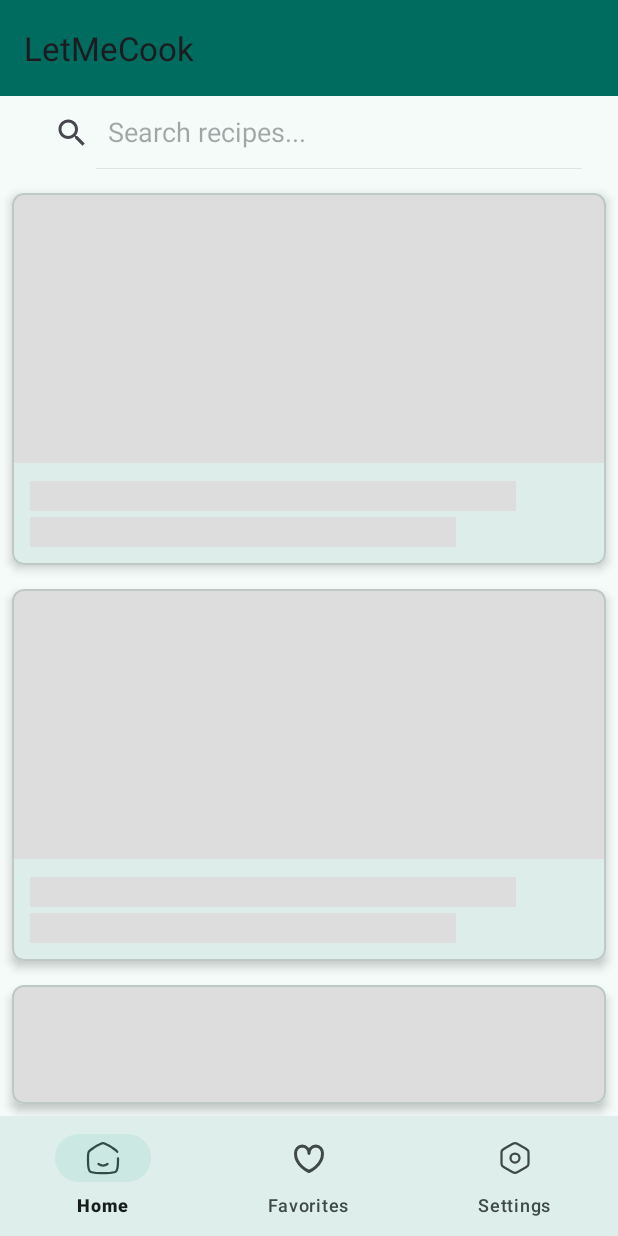
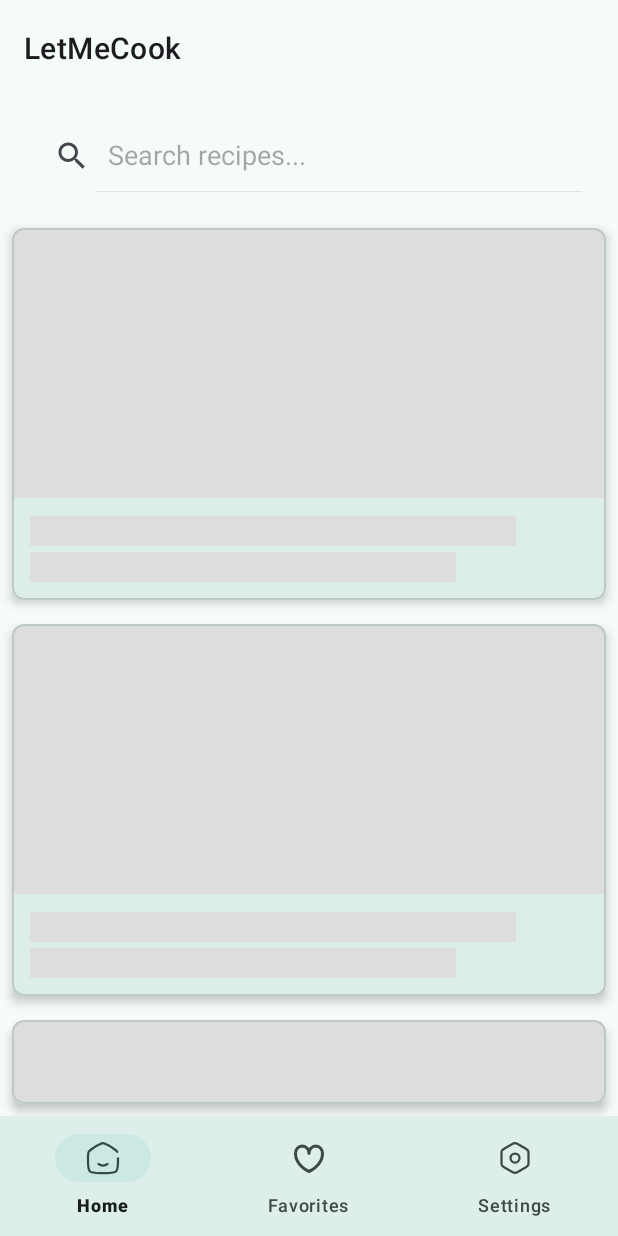
Before and after one commit to restuahmadinata/LetMeCook, an Android app: the screen it shows after launch (MainActivity), on a phone screen of 412 x 824 dp. Run offline under Robolectric (Android 15) with nearby library versions, the phone set to English and light mode, and no system bars; our stand-ins replace Shimmer, navigation-ui; pictures from the network do not load; 1 statement that could not run was skipped.

Commit message:
feat(AppShell): Replace Toolbar with custom dynamic header
Removes the standard AppCompat Toolbar and implements a custom header
layout within MainActivity. This custom header consists of an ImageButton
for back navigation and a TextView for the title.

Key changes:
- Modified activity_main.xml:
    - Removed Toolbar.
    - Added custom ImageButton (button_back_custom) and TextView
      (text_title_custom) to serve as a dynamic header.
- Updated MainActivity.java:
    - Removed Toolbar setup and AppBarConfiguration.
    - Added NavController.OnDestinationChangedListener to:
        - Dynamically set the text of text_title_custom based on the
          current fragment's label or arguments (e.g., recipe name).
        - Control the visibility of button_back_custom (visible on
          non-top-level destinations like RecipeDetailFragment).
        - Adjust constraints of text_title_custom to align correctly
          with or without the back button.
    - Implemented back navigation via navController.navigateUp() for
      button_back_custom.
- Adjusted fragment_home.xml to remove its local app title TextView,
  as the title is now globally managed by MainActivity.
- Ensured nav_graph.xml provides appropriate labels for fragments to be
  used by the custom header.
- Themes reverted to .NoActionBar variants if previously changed.

This change provides a more integrated and custom-styled header
experience, with the title dynamically updating (e.g., "LetMeCook" on
home, recipe name on detail screen) and a contextual back button.

```diff
--- a/app/src/main/java/com/miraiprjkt/letmecook/MainActivity.java
+++ b/app/src/main/java/com/miraiprjkt/letmecook/MainActivity.java
@@ -3,84 +3,90 @@ package com.miraiprjkt.letmecook;
 
 import android.os.Bundle;
 import android.util.Log;
+import android.view.View;
+import android.widget.ImageButton;
+import android.widget.TextView;
 import androidx.appcompat.app.AppCompatActivity;
-import androidx.appcompat.widget.Toolbar; // <-- Tambahkan import Toolbar
+import androidx.constraintlayout.widget.ConstraintLayout;
 import androidx.core.graphics.Insets;
 import androidx.core.view.ViewCompat;
 import androidx.core.view.WindowInsetsCompat;
 import androidx.navigation.NavController;
+import androidx.navigation.NavDestination;
 import androidx.navigation.fragment.NavHostFragment;
-import androidx.navigation.ui.AppBarConfiguration; // <-- Tambahkan import AppBarConfiguration
-import androidx.navigation.ui.NavigationUI;     // <-- Tambahkan import NavigationUI
+import androidx.navigation.ui.NavigationUI;
 import com.google.android.material.bottomnavigation.BottomNavigationView;
-// import androidx.activity.EdgeToEdge; // Hapus jika tidak digunakan, atau sesuaikan
 
 public class MainActivity extends AppCompatActivity {
 
-    private AppBarConfiguration appBarConfiguration; // <-- Tambahkan variabel ini
+    private TextView customTitleTextView;
+    private ImageButton customBackButton;
+    private NavController navController;
+    private ConstraintLayout mainContainer;
 
     @Override
     protected void onCreate(Bundle savedInstanceState) {
         super.onCreate(savedInstanceState);
-        // EdgeToEdge.enable(this); // Aktifkan jika diinginkan, pastikan tema mendukung
         setContentView(R.layout.activity_main);
 
-        // 1. Setup Toolbar
-        Toolbar toolbar = findViewById(R.id.toolbar);
-        setSupportActionBar(toolbar); // <-- Atur Toolbar sebagai ActionBar
+        mainContainer = findViewById(R.id.main_container);
+        customTitleTextView = findViewById(R.id.text_title_custom);
+        customBackButton = findViewById(R.id.button_back_custom);
 
-        // 2. Setup BottomNavigationView
         BottomNavigationView navView = findViewById(R.id.nav_view);
 
-        // 3. Setup NavController
         NavHostFragment navHostFragment = (NavHostFragment) getSupportFragmentManager()
                 .findFragmentById(R.id.nav_host_fragment_activity_main);
 
         if (navHostFragment != null) {
-            NavController navController = navHostFragment.getNavController();
+            navController = navHostFragment.getNavController();
 
-            // 4. Setup AppBarConfiguration
-            // Tentukan top-level destinations Anda (fragment yang ada di BottomNavigationView)
-            // Tombol "up" (panah kembali) tidak akan muncul untuk destinasi ini.
-            appBarConfiguration = new AppBarConfiguration.Builder(
-                    R.id.navigation_home, R.id.navigation_favorites, R.id.navigation_settings)
-                    // Jika Anda memiliki DrawerLayout, Anda bisa menambahkannya di sini:
-                    // .setOpenableLayout(drawerLayout)
-                    .build();
+            NavigationUI.setupWithNavController(navView, navController);
 
-            // 5. Hubungkan NavController dengan ActionBar (Toolbar) dan BottomNavigationView
-            NavigationUI.setupActionBarWithNavController(this, navController, appBarConfiguration);
-            NavigationUI.setupWithNavController(navView, navController);
+            navController.addOnDestinationChangedListener((controller, destination, arguments) -> {
+                // Set judul
+                if (arguments != null && arguments.containsKey("mealName") && destination.getId() == R.id.recipeDetailFragment) {
+                    customTitleTextView.setText(arguments.getString("mealName"));
+                } else if (destination.getLabel() != null) {
+                    customTitleTextView.setText(destination.getLabel());
+                } else {
+                    customTitleTextView.setText(getString(R.string.app_name)); //
+                }
+
+                // Atur visibilitas dan posisi tombol kembali & judul
+                ConstraintLayout.LayoutParams titleParams = (ConstraintLayout.LayoutParams) customTitleTextView.getLayoutParams();
+
+                if (destination.getId() == R.id.navigation_home ||
+                        destination.getId() == R.id.navigation_favorites ||
+                        destination.getId() == R.id.navigation_settings) {
+                    customBackButton.setVisibility(View.GONE);
+                    // Posisikan judul ke kiri penuh jika tombol back hilang
+                    titleParams.startToStart = ConstraintLayout.LayoutParams.PARENT_ID;
+                    titleParams.goneStartMargin = getResources().getDimensionPixelSize(R.dimen.custom_title_margin_start_no_back);
+                    // Hapus constraint ke tombol back jika ada
+                    titleParams.startToEnd = ConstraintLayout.LayoutParams.UNSET;
+                } else {
+                    customBackButton.setVisibility(View.VISIBLE);
+                    // Posisikan judul ke kanan tombol back
+                    titleParams.startToEnd = R.id.button_back_custom;
+                    titleParams.resolveLayoutDirection(mainContainer.getLayoutDirection()); // Penting untuk RTL
+                    // Hapus constraint ke parent start jika ada
+                    titleParams.startToStart = ConstraintLayout.LayoutParams.UNSET;
+
+                }
+                customTitleTextView.setLayoutParams(titleParams);
+            });
+
+            customBackButton.setOnClickListener(v -> navController.navigateUp());
 
         } else {
             Log.e("MainActivity", "NavHostFragment not found!");
         }
 
-        // Handle EdgeToEdge jika Anda tetap menggunakannya (sesuaikan ID jika perlu)
-        // ID `main_container` adalah ID dari root ConstraintLayout di activity_main.xml
         ViewCompat.setOnApplyWindowInsetsListener(findViewById(R.id.main_container), (v, insets) -> {
             Insets systemBars = insets.getInsets(WindowInsetsCompat.Type.systemBars());
-            // Penyesuaian padding untuk EdgeToEdge:
-            // Toolbar akan menangani padding atas.
-            // BottomNavigationView akan berada di bawah, jadi padding bawah pada container utama mungkin 0.
-            // Sesuaikan padding kiri dan kanan jika perlu.
-            v.setPadding(systemBars.left, 0, systemBars.right, 0);
-            // Jika BottomNavigationView Anda overlap, Anda mungkin perlu padding bawah pada RecyclerView/ScrollView di dalam fragment,
-            // atau pada container fragment itu sendiri, bukan di root Activity layout.
+            mainContainer.setPadding(systemBars.left, systemBars.top, systemBars.right, 0);
             return insets;
         });
     }
-
-    // 6. Override onSupportNavigateUp untuk menangani tombol "up" (panah kembali) di ActionBar
-    @Override
-    public boolean onSupportNavigateUp() {
-        NavHostFragment navHostFragment = (NavHostFragment) getSupportFragmentManager()
-                .findFragmentById(R.id.nav_host_fragment_activity_main);
-        if (navHostFragment != null) {
-            NavController navController = navHostFragment.getNavController();
-            return NavigationUI.navigateUp(navController, appBarConfiguration)
-                    || super.onSupportNavigateUp();
-        }
-        return super.onSupportNavigateUp();
-    }
 }
--- /dev/null
+++ b/app/src/main/res/drawable/ic_arrow_back.xml
@@ -0,0 +1,9 @@
+<vector xmlns:android="http://schemas.android.com/apk/res/android"
+    android:height="24dp"
+    android:width="24dp"
+    android:viewportWidth="24"
+    android:viewportHeight="24"
+    android:tint="?attr/colorControlNormal">
+    <path android:fillColor="@android:color/white"
+        android:pathData="M20,11H7.83l5.59,-5.59L12,4l-8,8 8,8 1.41,-1.41L7.83,13H20v-2z"/>
+</vector>
--- a/app/src/main/res/layout/activity_main.xml
+++ b/app/src/main/res/layout/activity_main.xml
@@ -6,27 +6,42 @@
     android:layout_height="match_parent"
     tools:context=".MainActivity">
 
-    <androidx.appcompat.widget.Toolbar
-        android:id="@+id/toolbar"
-        android:layout_width="match_parent"
-        android:layout_height="?attr/actionBarSize"
-        android:background="?attr/colorPrimary"
-        android:elevation="4dp"
-        android:theme="?attr/actionBarTheme"
-        app:popupTheme="?attr/actionBarPopupTheme"
+    <ImageButton
+        android:id="@+id/button_back_custom"
+        android:layout_width="wrap_content"
+        android:layout_height="0dp" android:src="@drawable/ic_arrow_back"
+        android:background="?attr/selectableItemBackgroundBorderless"
+        android:paddingStart="16dp"
+        android:paddingEnd="16dp"
+        android:contentDescription="Back"
+        android:visibility="gone"
+        app:layout_constraintStart_toStartOf="parent"
+        app:layout_constraintTop_toTopOf="@id/text_title_custom"
+        app:layout_constraintBottom_toBottomOf="@id/text_title_custom"/>
+
+    <TextView
+        android:id="@+id/text_title_custom"
+        android:layout_width="0dp"
+        android:layout_height="?attr/actionBarSize" android:text="@string/app_name"
+        android:textAppearance="?attr/textAppearanceHeadline6"
+        android:gravity="center_vertical"
+        android:paddingStart="16dp"
+        android:paddingEnd="16dp"
         app:layout_constraintTop_toTopOf="parent"
-        app:layout_constraintStart_toStartOf="parent"
-        app:layout_constraintEnd_toEndOf="parent"/>
+        app:layout_constraintStart_toEndOf="@id/button_back_custom"
+        app:layout_constraintEnd_toEndOf="parent"
+        app:layout_goneMarginStart="16dp"/>
+
 
     <androidx.fragment.app.FragmentContainerView
         android:id="@+id/nav_host_fragment_activity_main"
         android:name="androidx.navigation.fragment.NavHostFragment"
         android:layout_width="0dp"
         android:layout_height="0dp"
+        app:layout_constraintTop_toBottomOf="@id/text_title_custom"
         app:layout_constraintBottom_toTopOf="@id/nav_view"
         app:layout_constraintLeft_toLeftOf="parent"
         app:layout_constraintRight_toRightOf="parent"
-        app:layout_constraintTop_toTopOf="parent"
         app:defaultNavHost="true"
         app:navGraph="@navigation/nav_graph" />
 
@@ -34,8 +49,6 @@
         android:id="@+id/nav_view"
         android:layout_width="0dp"
         android:layout_height="wrap_content"
-        android:layout_marginStart="0dp"
-        android:layout_marginEnd="0dp"
         android:background="?android:attr/windowBackground"
         app:layout_constraintBottom_toBottomOf="parent"
         app:layout_constraintLeft_toLeftOf="parent"
--- a/app/src/main/res/layout/fragment_home.xml
+++ b/app/src/main/res/layout/fragment_home.xml
@@ -4,17 +4,6 @@
     android:layout_width="match_parent"
     android:layout_height="match_parent"
     tools:context=".HomeFragment">
-
-    <TextView
-        android:id="@+id/text_app_name"
-        android:layout_width="wrap_content"
-        android:layout_height="wrap_content"
-        android:text="LetMeCook"
-        android:textAppearance="?attr/textAppearanceHeadline5"
-        android:layout_marginTop="16dp"
-        android:layout_marginStart="16dp"
-        app:layout_constraintTop_toTopOf="parent"
-        app:layout_constraintStart_toStartOf="parent" />
 
     <androidx.appcompat.widget.SearchView
         android:id="@+id/search_view_recipes"
@@ -23,8 +12,7 @@
         android:layout_margin="16dp"
         app:queryHint="Search recipes..."
         app:iconifiedByDefault="false"
-        app:layout_constraintTop_toBottomOf="@id/text_app_name"
-        app:layout_constraintStart_toStartOf="parent"
+        app:layout_constraintTop_toTopOf="parent" app:layout_constraintStart_toStartOf="parent"
         app:layout_constraintEnd_toEndOf="parent" />
 
     <HorizontalScrollView
@@ -50,18 +38,12 @@
         android:id="@+id/shimmer_view_container"
         android:layout_width="0dp"
         android:layout_height="0dp"
+        android:layout_marginTop="8dp"
         app:layout_constraintTop_toBottomOf="@id/scroll_view_chips"
         app:layout_constraintBottom_toBottomOf="parent"
         app:layout_constraintStart_toStartOf="parent"
         app:layout_constraintEnd_toEndOf="parent"
-        app:shimmer_duration="1500"
-        app:shimmer_repeat_delay="500"
-        app:shimmer_base_alpha="0.6"
-        app:shimmer_highlight_alpha="0.9"
-        app:shimmer_tilt="0"
-        app:shimmer_direction="left_to_right"
-        app:shimmer_dropoff="0.4"
-        app:shimmer_auto_start="false">
+        app:shimmer_duration="1000">
         <LinearLayout
             android:layout_width="match_parent"
             android:layout_height="wrap_content"
@@ -70,7 +52,6 @@
             <include layout="@layout/item_recipe_placeholder"/>
             <include layout="@layout/item_recipe_placeholder"/>
         </LinearLayout>
-
     </com.facebook.shimmer.ShimmerFrameLayout>
 
     <androidx.recyclerview.widget.RecyclerView
@@ -86,7 +67,6 @@
         tools:listitem="@layout/item_recipe"
         android:visibility="gone"/>
 
-
     <LinearLayout
         android:id="@+id/layout_no_results"
         android:layout_width="wrap_content"
@@ -94,16 +74,17 @@
         android:orientation="vertical"
         android:gravity="center"
         android:visibility="gone"
-        app:layout_constraintTop_toTopOf="@id/recycler_view_recipes"
-        app:layout_constraintBottom_toBottomOf="@id/recycler_view_recipes"
-        app:layout_constraintStart_toStartOf="@id/recycler_view_recipes"
-        app:layout_constraintEnd_toEndOf="@id/recycler_view_recipes">
-
+        app:layout_constraintTop_toBottomOf="@id/scroll_view_chips"
+        app:layout_constraintBottom_toBottomOf="parent"
+        app:layout_constraintStart_toStartOf="parent"
+        app:layout_constraintEnd_toEndOf="parent">
         <ImageView
             android:id="@+id/image_no_results_icon"
             android:layout_width="80dp"
             android:layout_height="80dp"
-            android:src="@drawable/ic_search_off" /> <TextView
+            android:src="@drawable/ic_search_off"
+            android:contentDescription="Status Icon"/>
+        <TextView
             android:id="@+id/text_view_no_results_message"
             android:layout_width="wrap_content"
             android:layout_height="wrap_content"
@@ -111,7 +92,6 @@
             android:textAppearance="?attr/textAppearanceSubtitle1"
             android:layout_marginTop="8dp"
             android:gravity="center"/>
-
         <com.google.android.material.button.MaterialButton
             android:id="@+id/button_retry"
             android:layout_width="wrap_content"
@@ -120,5 +100,4 @@
             android:layout_marginTop="16dp"
             android:visibility="gone"/>
     </LinearLayout>
-
 </androidx.constraintlayout.widget.ConstraintLayout>
--- a/app/src/main/res/navigation/nav_graph.xml
+++ b/app/src/main/res/navigation/nav_graph.xml
@@ -7,29 +7,28 @@
     <fragment
         android:id="@+id/navigation_home"
         android:name="com.miraiprjkt.letmecook.fragment.HomeFragment"
-        android:label="LetMeCook" tools:layout="@layout/fragment_home">
+        android:label="@string/app_name" tools:layout="@layout/fragment_home">
         <action
             android:id="@+id/action_homeFragment_to_recipeDetailFragment"
             app:destination="@id/recipeDetailFragment"
-            app:enterAnim="@anim/nav_default_enter_anim" app:exitAnim="@anim/nav_default_exit_anim"
+            app:enterAnim="@anim/nav_default_enter_anim"
+            app:exitAnim="@anim/nav_default_exit_anim"
             app:popEnterAnim="@anim/nav_default_pop_enter_anim"
             app:popExitAnim="@anim/nav_default_pop_exit_anim"/>
     </fragment>
     <fragment
         android:id="@+id/navigation_favorites"
         android:name="com.miraiprjkt.letmecook.fragment.FavoritesFragment"
-        android:label="Favorites"
-        tools:layout="@layout/fragment_favorites" />
+        android:label="Favorites" tools:layout="@layout/fragment_favorites" />
     <fragment
         android:id="@+id/navigation_settings"
         android:name="com.miraiprjkt.letmecook.fragment.SettingsFragment"
-        android:label="Settings"
-        tools:layout="@layout/fragment_settings" />
+        android:label="Settings" tools:layout="@layout/fragment_settings" />
 
     <fragment
         android:id="@+id/recipeDetailFragment"
         android:name="com.miraiprjkt.letmecook.fragment.RecipeDetailFragment"
-        android:label="{mealName}" tools:layout="@layout/fragment_recipe_detail">
+        android:label="Recipe Detail" tools:layout="@layout/fragment_recipe_detail">
         <argument
             android:name="meal_id"
             app:argType="string" />
--- /dev/null
+++ b/app/src/main/res/values/dimens.xml
@@ -0,0 +1,5 @@
+<resources>
+    <dimen name="custom_title_margin_start_no_back">16dp</dimen>
+    <dimen name="custom_title_margin_start_with_back">0dp</dimen>
+    <dimen name="custom_title_margin_end">16dp</dimen>
+</resources>
```
Lines whose indentation alone changed are shown as unchanged.
